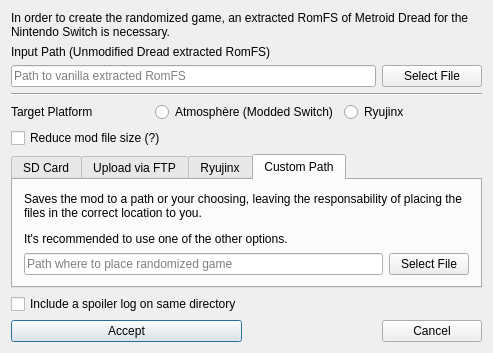
Qt form randovania/gui/ui_files/dread_game_export_dialog.ui (randovania/randovania) before a commit.
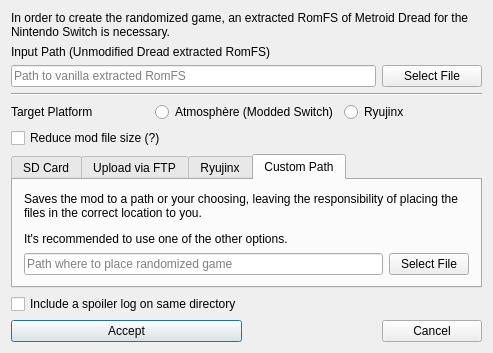
The same form after that commit. The open tabs and pages were chosen to show the change.

Commit message: Fix typo in Dread Game Export dialog

What changed in the file:
```diff
--- a/randovania/gui/ui_files/dread_game_export_dialog.ui
+++ b/randovania/gui/ui_files/dread_game_export_dialog.ui
@@ -7,7 +7,7 @@
     <x>0</x>
     <y>0</y>
     <width>493</width>
-    <height>326</height>
+    <height>343</height>
    </rect>
   </property>
   <property name="windowTitle">
@@ -187,7 +187,7 @@
        <item row="0" column="0" colspan="2">
         <widget class="QLabel" name="custom_path_label">
          <property name="text">
-          <string>&lt;html&gt;&lt;head/&gt;&lt;body&gt;&lt;p&gt;Saves the mod to a path or your choosing, leaving the responsability of placing the files in the correct location to you.&lt;/p&gt;&lt;p&gt;It's recommended to use one of the other options.&lt;/p&gt;&lt;/body&gt;&lt;/html&gt;</string>
+          <string>&lt;html&gt;&lt;head/&gt;&lt;body&gt;&lt;p&gt;Saves the mod to a path or your choosing, leaving the responsibility of placing the files in the correct location to you.&lt;/p&gt;&lt;p&gt;It's recommended to use one of the other options.&lt;/p&gt;&lt;/body&gt;&lt;/html&gt;</string>
          </property>
          <property name="wordWrap">
           <bool>true</bool>
```
